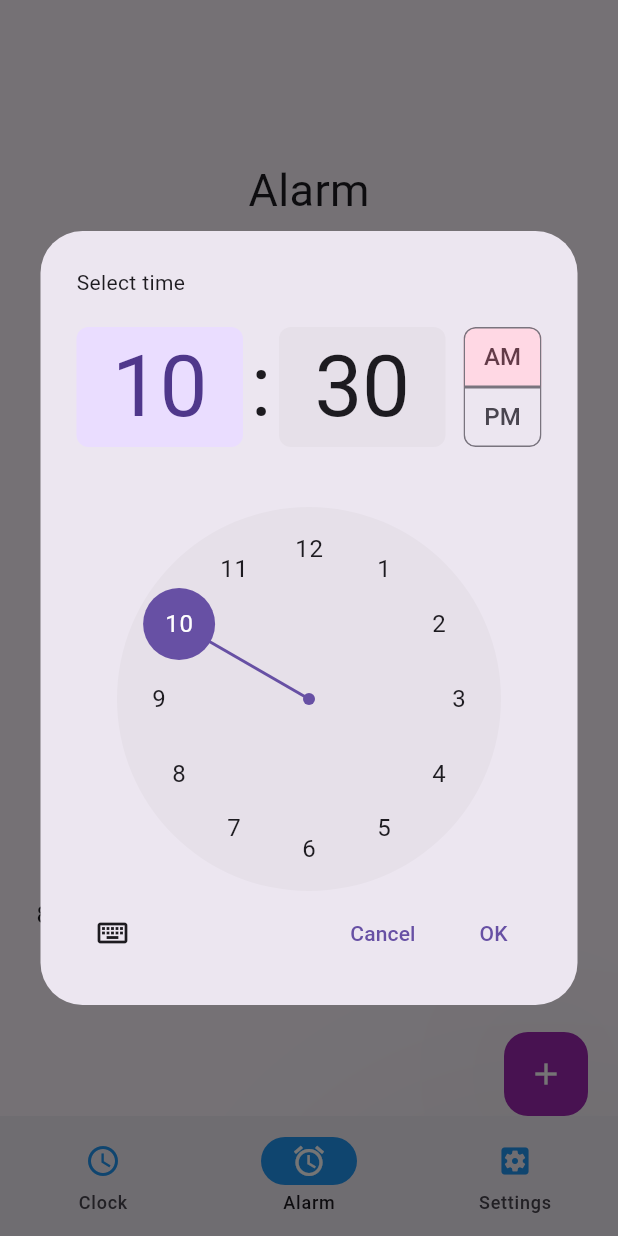
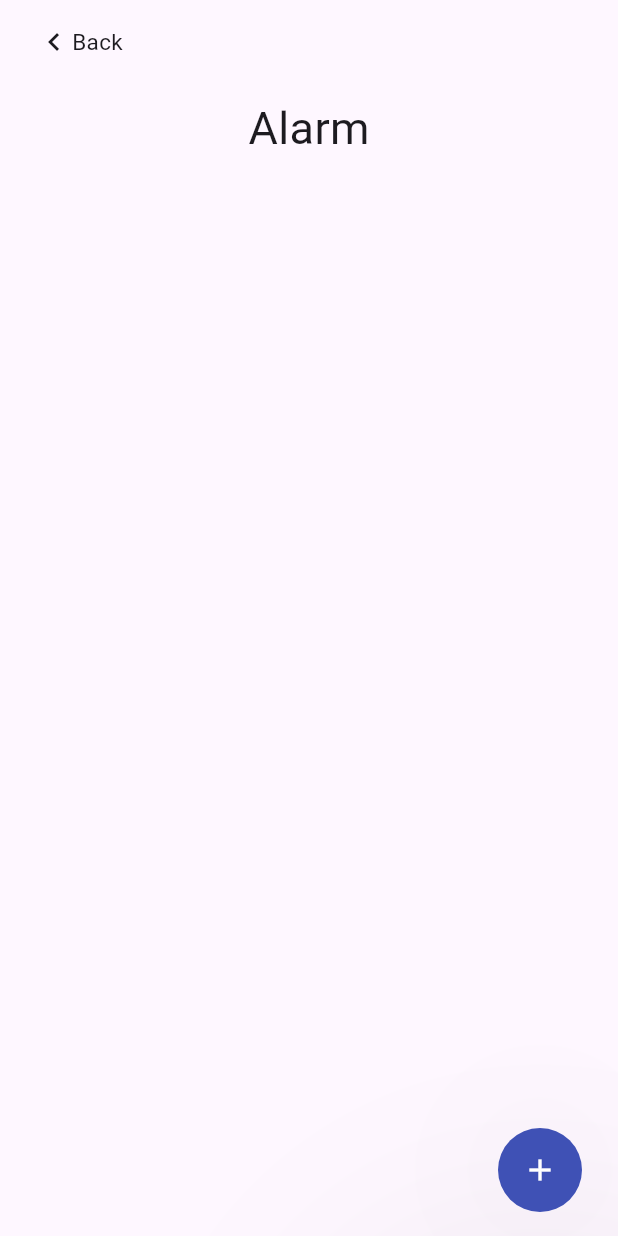
Before and after one commit to okook659/flutter_alarm_app, a Flutter app: the screen it shows after launch, item 2 of the bottom bar chosen, after a tap on the "add" icon, on a phone screen of 412 x 824 dp. Run offline on Flutter 3.47's test engine with Material 3 defaults, Android fonts, the phone set to English and light mode, and no system bars; our stand-ins replace analog_clock, curved_navigation_bar, google_nav_bar, table_calendar; missing offline and left inert: device_calendar.

```diff
--- a/lib/app.dart
+++ b/lib/app.dart
@@ -1,6 +1,7 @@
 import 'package:alarm/screens/alarm.dart';
 import 'package:alarm/screens/home_page.dart';
 import 'package:alarm/screens/settings.dart';
+import 'package:curved_navigation_bar/curved_navigation_bar.dart';
 import 'package:flutter/material.dart';
 import 'package:google_nav_bar/google_nav_bar.dart';
 
@@ -13,63 +14,80 @@ class App extends StatefulWidget {
 
 class _AppState extends State<App> {
   int myIndex = 0;
+  final List<Widget> _pages = [
+    HomePage(),
+    Settings(),
+  ];
   @override
   Widget build(BuildContext context) {
     return Scaffold(
-      // bottomNavigationBar: BottomNavigationBar(
-      //   onTap: (index) => {
-      //     setState(() {
-      //       myIndex = index;
-      //     })
-      //   },
-      //   currentIndex: myIndex,
-      //   items: const [
-      //     BottomNavigationBarItem(
-      //       backgroundColor: Colors.black,
-      //       icon: Icon(Icons.home),
-      //       label: "Home",
-      //     ),
-      //     BottomNavigationBarItem(
-      //       icon: Icon(Icons.alarm),
-      //       label: "alarm",
-      //     ),
-      //     BottomNavigationBarItem(
-      //       icon: Icon(Icons.settings),
-      //       label: "Settings",
-      //     ),
-      //   ],
+      backgroundColor: Colors.purple[800],
+      floatingActionButton: FloatingActionButton(onPressed: () {
+          Navigator.push(
+            context,
+            MaterialPageRoute(builder: (context) => Alarm()),
+          );
+        },
+         shape: const CircleBorder(),
+          backgroundColor: Colors.purple,
+          hoverElevation: 0,
+          hoverColor: Colors.purple[400],
+         child: const Icon(Icons.add, color: Colors.white,),
+        ),
+        floatingActionButtonLocation: FloatingActionButtonLocation.centerDocked,
+      // bottomNavigationBar:
+      // BottomAppBar(
+      //   //  color: Colors.purple,
+      //   shape: CircularNotchedRectangle(),
+      //   child: NavigationBar(
+      //     // backgroundColor: Colors.purple,
+      //     onDestinationSelected: (int index) {
+      //       setState(() {
+      //         myIndex = index;
+      //       });
+      //     },
+      //     indicatorColor: Colors.indigo,
+      //     selectedIndex: myIndex,
+      //     destinations: const <Widget>[
+      //       NavigationDestination(
+      //         selectedIcon: Icon(Icons.watch_later_outlined, color: Colors.white,),
+      //         icon: Icon(Icons.watch_later_outlined, color: Colors.indigo,),
+      //         label: 'Clock',
+      //       ),
+
+      //       NavigationDestination(
+      //         selectedIcon: Icon(Icons.settings_applications, color: Colors.white,),
+      //         icon: Icon(Icons.settings_applications, color: Colors.indigo,),
+      //         label: 'Settings',
+      //       ),
+      //     ],
+      //   ),
       // ),
-      bottomNavigationBar: NavigationBar(
-        onDestinationSelected: (int index) {
-          setState(() {
-            myIndex = index;
+
+      //
+        bottomNavigationBar: CurvedNavigationBar(
+          onTap: (index){
+ setState(() {
+            myIndex = index; // Mise à jour de l'index pour changer de page
           });
-        },
-        indicatorColor: Colors.blue,
-        selectedIndex: myIndex,
-        destinations: const <Widget>[
-          NavigationDestination(
-            selectedIcon: Icon(Icons.watch_later_outlined, color: Colors.white,),
-            icon: Icon(Icons.watch_later_outlined, color: Colors.blue,),
-            label: 'Clock',
-          ),
-          NavigationDestination(
-            selectedIcon: Icon(Icons.alarm, color: Colors.white,),
-            icon: Icon(Icons.alarm, color: Colors.blue,),
-            label: 'Alarm',
-          ),
-          NavigationDestination(
-            selectedIcon: Icon(Icons.settings_applications, color: Colors.white,),
-            icon: Icon(Icons.settings_applications, color: Colors.blue,),
-            label: 'Settings',
-          ),
-        ],
+          },
+          animationDuration: Duration(milliseconds: 300),
+          backgroundColor: Colors.purple[800]!,
+          items: [
+          Icon(Icons.watch_later_outlined,
+          color: Colors.purple,),
+          Icon(Icons.settings, color: Colors.purple,)
+        ]),
+
+      // body:[
+      //   HomePage(),
+
+      //   Settings(),
+      // ][myIndex],
+       body: IndexedStack(
+        index: myIndex,
+        children: _pages, // Contient les différentes pages
       ),
-      body:[
-        HomePage(),
-        Alarm(),
-        Settings(),
-      ][myIndex],
     );
   }
 }
--- a/lib/components/alarm_item.dart
+++ b/lib/components/alarm_item.dart
@@ -6,8 +6,17 @@ class AlarmItem extends StatelessWidget {
 
   @override
   Widget build(BuildContext context) {
-    return ListTile(
-      title: Text(text),
+    return Container(
+      decoration: BoxDecoration(
+      ),
+      child: ListTile(
+        tileColor: Colors.white,
+        title: Text(text,
+        style: const TextStyle(
+          fontSize: 50,
+        ),
+        ),
+      ),
     );
   }
 }
--- a/lib/screens/alarm.dart
+++ b/lib/screens/alarm.dart
@@ -1,3 +1,4 @@
+import 'package:alarm/app.dart';
 import 'package:alarm/components/alarm_item.dart';
 import 'package:flutter/material.dart';
 
@@ -10,8 +11,8 @@ class Alarm extends StatefulWidget {
 
 class _AlarmState extends State<Alarm> {
   //la variable pour le temps
-  TimeOfDay _timeOfDay = TimeOfDay(hour: 8, minute: 30);
-  List<TimeOfDay>? _timesOfAlarm;
+  TimeOfDay _timeOfDay = const TimeOfDay(hour: 8, minute: 30);
+  List<TimeOfDay>? _timesOfAlarm = [];
 
   //fonction pour afficher le sélecteur
   void _showTimePicker() {
@@ -21,52 +22,86 @@ class _AlarmState extends State<Alarm> {
     ).then((value) {
       setState(() {
         _timeOfDay = value!;
+        _timesOfAlarm?.add(value);
       });
     });
   }
 
   @override
   Widget build(BuildContext context) {
-    return Scaffold(
+   return Scaffold(
+
       floatingActionButton: Padding(
         padding: const EdgeInsets.only(right: 8.0),
         child: FloatingActionButton(
-          backgroundColor: Colors.purple,
+          shape: const CircleBorder(),
+          backgroundColor: Colors.indigo,
           hoverElevation: 0,
-          hoverColor: Colors.blue,
+          hoverColor: Colors.indigo[300],
           onPressed: _showTimePicker,
-          child: Icon(
+          elevation: 100,
+          child: const Icon(
             Icons.add,
             color: Colors.white,
           ),
-          elevation: 100,
         ),
       ),
-      floatingActionButtonLocation: FloatingActionButtonLocation.miniEndDocked,
+      floatingActionButtonLocation: FloatingActionButtonLocation.endFloat,
+      appBar: AppBar(
+        backgroundColor: Colors.transparent, elevation: 0.0,
+        automaticallyImplyLeading: false,
+        title:  IconButton(
+              onPressed: () {
+                Navigator.push(
+                  context,
+                  MaterialPageRoute(builder: (context) => App()),
+                );
+              },
+              icon:const Row(
+                mainAxisSize: MainAxisSize.min,
+                mainAxisAlignment: MainAxisAlignment.start,
+                children: [
+                Icon(Icons.navigate_before),
+                Text("Back",
+                style: TextStyle(
+                  fontSize: 15,
+                ),
+                ),
+                ]),
+            ),
+      ),
       body: Center(
         child: Padding(
           padding: const EdgeInsets.all(8.0),
           child: Column(
             mainAxisAlignment: MainAxisAlignment.spaceAround,
             children: [
-              Text(
+
+              const Text(
                 "Alarm",
                 style: TextStyle(
                   fontSize: 30,
                 ),
               ),
-              Container(
-                child: Text(
-                  _timeOfDay.format(context).toString(),
-                  style: TextStyle(
-                    fontSize: 30,
-                  ),
+              Expanded(
+                child: ListView.builder(
+                  itemCount: _timesOfAlarm!.length,
+                  itemBuilder: (BuildContext context, int index) {
+                    if (_timesOfAlarm != []) {
+                      return
+                          // ListTile(
+                          //   title: Text(_timesOfAlarm![index].format(context).toString()),
+                          // );
+                          AlarmItem(
+                              text: _timesOfAlarm![index]
+                                  .format(context)
+                                  .toString());
+                    } else {
+                      return const Text("No data");
+                    }
+                  },
                 ),
-              ),
-              AlarmItem(
-                text: _timeOfDay.format(context).toString(),
-              ),
-
+              )
             ],
           ),
         ),
--- a/lib/screens/home_page.dart
+++ b/lib/screens/home_page.dart
@@ -34,32 +34,12 @@ class _HomePageState extends State<HomePage> {
 
   @override
   Widget build(BuildContext context) {
-    return Scaffold(
-      body: SingleChildScrollView(
+    return  SingleChildScrollView(
         child: Padding(
           padding: const EdgeInsets.only(top : 20.0),
           child: Column(
             children: [
-              // Container(
-              //   decoration: BoxDecoration(
-              //     color: Colors.black,
-              //     borderRadius: BorderRadius.circular(20)
-              //   ),
-              //   child: Padding(
-              //     padding: const EdgeInsets.only(left : 28.0, right: 28.0, top: 8.0, bottom: 8.0),
-              //     child: Text("Clock", style: TextStyle(
-              //       color: Colors.white,
-              //       fontSize: 30,
-              //       fontStyle: FontStyle.italic,
-              //     ),),
-              //   ),
-              // ),
-              Text("Clock", style: TextStyle(
-                fontSize: 30,
-              )),
-              SizedBox(
-                height: 30,
-              ),
+
               Container(
                 width: 300,
                 height: 300,
@@ -82,8 +62,16 @@ class _HomePageState extends State<HomePage> {
                   datetime: DateTime.now(),
                 ),
               ),
-              Container(
-                // height: 1000,
+              SizedBox(
+                height: 30,
+              ),
+              Padding(
+                padding: const EdgeInsets.all(10.0),
+                child: Container(
+                  decoration: BoxDecoration(
+                  borderRadius: BorderRadius.circular(16),
+                  color: Colors.white,
+                ),
                   child: TableCalendar(
                     headerVisible: true,
                     headerStyle: const HeaderStyle(
@@ -105,8 +93,11 @@ class _HomePageState extends State<HomePage> {
                     onFormatChanged: _onFormatChanged,
                   ),
                 ),
+              ),
+              SizedBox(
+                height: 30,
+              )
             ],
-          ),
           ),
         ),
     );
--- a/pubspec.yaml
+++ b/pubspec.yaml
@@ -42,6 +42,7 @@ dependencies:
   one_clock: ^2.0.1
   table_calendar: ^3.1.2
   device_calendar: ^4.3.3
+  curved_navigation_bar: ^1.0.6
 
 dev_dependencies:
   flutter_test:
```
Also changed, not shown: pubspec.lock. Lines whose indentation alone changed are shown as unchanged.
